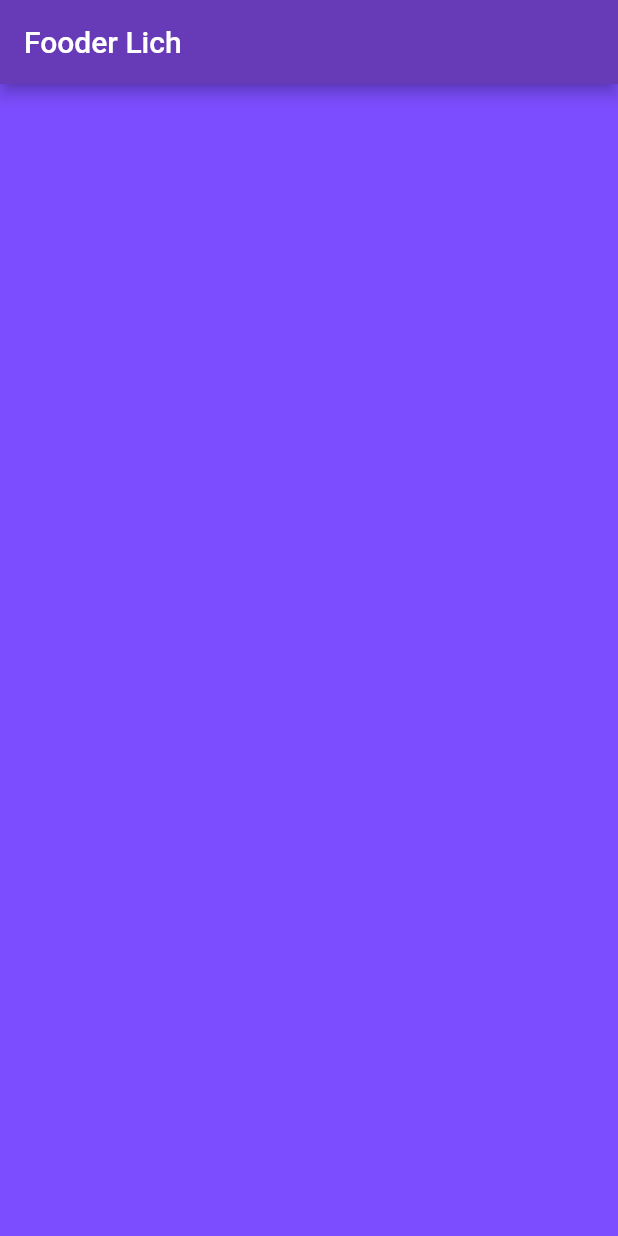
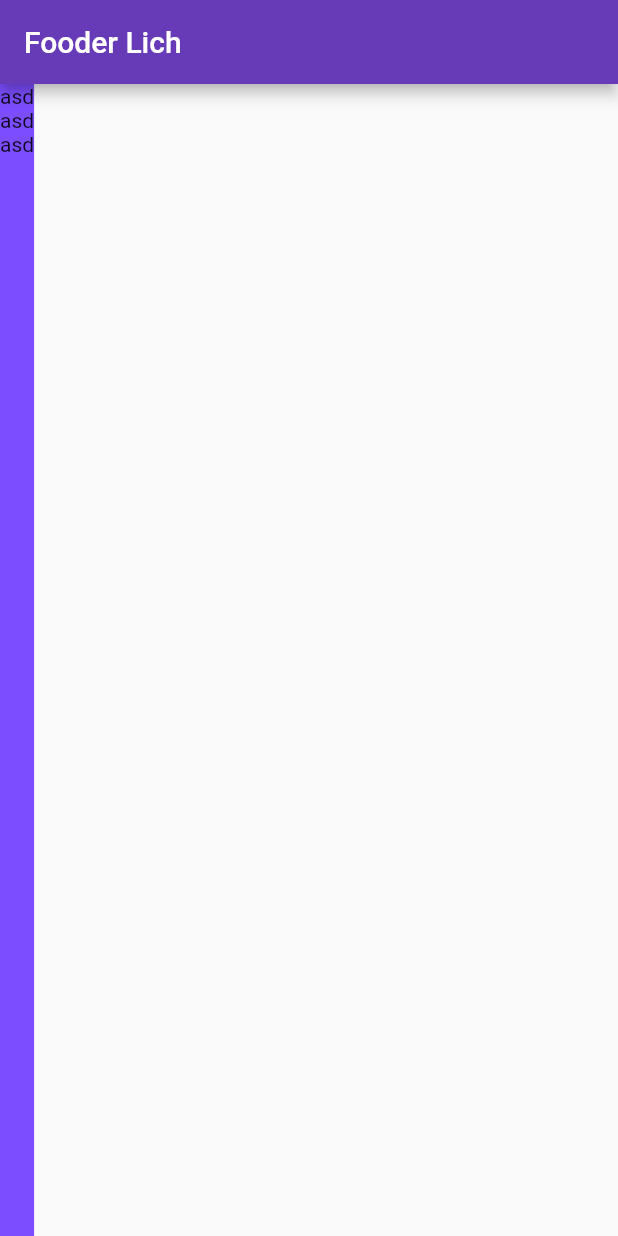
Before and after one commit to akgmage/fooder_lich, a Flutter app: the screen it shows after launch, on a phone screen of 412 x 824 dp. Run offline on Flutter 3.47's test engine with Material 2 defaults, Android fonts, the phone set to English and light mode, and no system bars.

Commit message:
Add column widget

```diff
--- a/lib/main.dart
+++ b/lib/main.dart
@@ -39,6 +39,13 @@ class _MyHomePageState extends State<MyHomePage> {
       body: SafeArea(
         child: Container(
           color: Colors.deepPurpleAccent,
+          child: Column(
+            children: const [
+              Text('asd'),
+              Text('asd'),
+              Text('asd'),
+            ],
+          ),
         ),
       ),
       // This trailing comma makes auto-formatting nicer for build methods.
```
